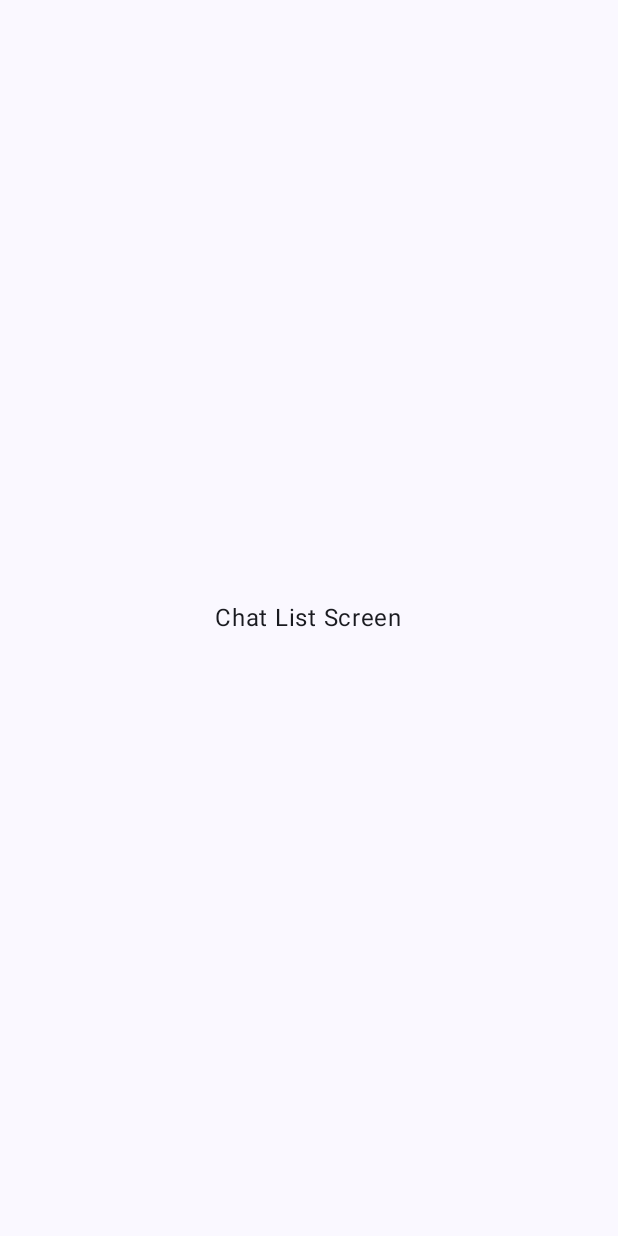
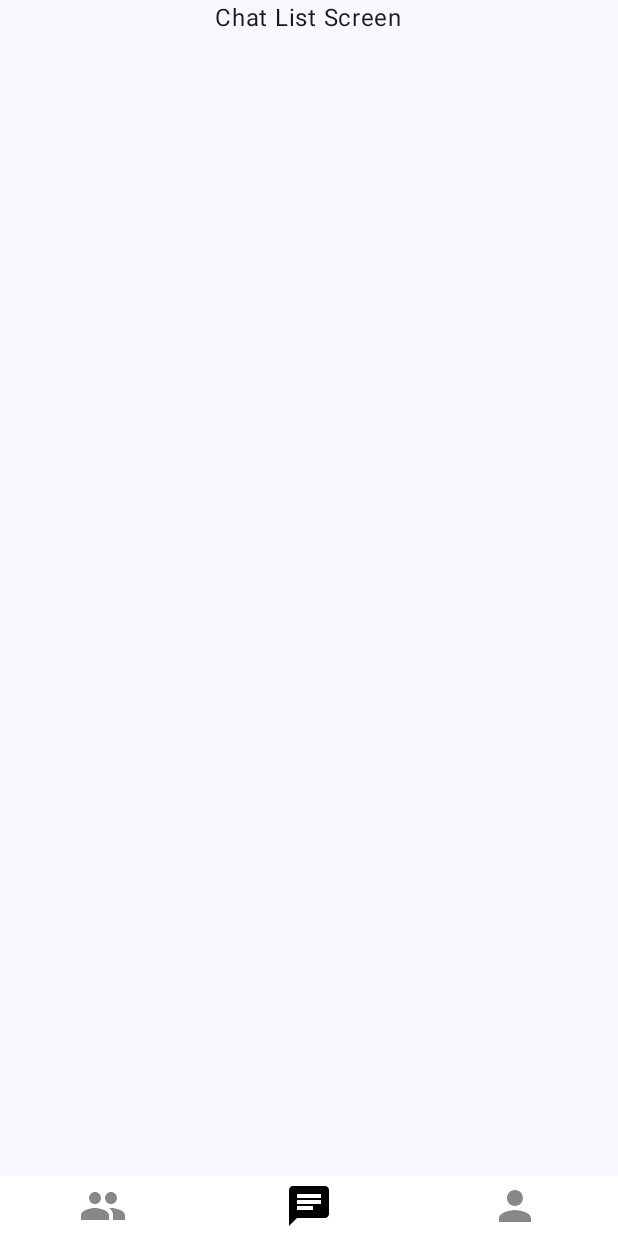
Before and after one commit to ahmetbeyazoglu/TinderClone, an Android app built with Jetpack Compose: the ChatListScreen screen opened through its navigation route, on a phone screen of 412 x 824 dp. Before the commit the screen is almost empty. Run offline under Robolectric (Android 15) with nearby library versions, the phone set to English and light mode, and no system bars; our stand-ins replace accompanist.

Commit message:
BottomNavigationMenu

```diff
--- a/app/src/main/java/com/herpestes/tinderclone/MainActivity.kt
+++ b/app/src/main/java/com/herpestes/tinderclone/MainActivity.kt
@@ -57,13 +57,13 @@ fun SwipeAppNavigation(){
             LoginScreen()
         }
         composable(DestinationScreen.Profile.route){
-            ProfileScreen()
+            ProfileScreen(navController)
         }
         composable(DestinationScreen.Swipe.route){
-            SwipeCards()
+            SwipeCards(navController)
         }
         composable(DestinationScreen.ChatList.route){
-            ChatListScreen()
+            ChatListScreen(navController)
         }
         composable(DestinationScreen.SingleChat.route){
             SingleChatScreen(chatId = "123")
--- /dev/null
+++ b/app/src/main/java/com/herpestes/tinderclone/Util.kt
@@ -0,0 +1,10 @@
+package com.herpestes.tinderclone
+
+import androidx.navigation.NavController
+
+fun navigateTo(navController: NavController, route: String){
+    navController.navigate(route){
+        popUpTo(route)
+        launchSingleTop = true
+    }
+}
--- /dev/null
+++ b/app/src/main/java/com/herpestes/tinderclone/ui/BottomNavigationMenu.kt
@@ -0,0 +1,50 @@
+package com.herpestes.tinderclone.ui
+
+import androidx.compose.foundation.Image
+import androidx.compose.foundation.background
+import androidx.compose.foundation.clickable
+import androidx.compose.foundation.layout.*
+import androidx.compose.runtime.Composable
+import androidx.compose.ui.Modifier
+import androidx.compose.ui.graphics.Color
+import androidx.compose.ui.graphics.ColorFilter
+import androidx.compose.ui.res.painterResource
+import androidx.compose.ui.unit.dp
+import androidx.navigation.NavController
+import com.example.tinderclone.R
+import com.herpestes.tinderclone.DestinationScreen
+import com.herpestes.tinderclone.navigateTo
+
+enum class BottomNavigationItem(val icon: Int, val navDestination: DestinationScreen) {
+    SWIPE(R.drawable.baseline_swipe, DestinationScreen.Swipe),
+    CHATLIST(R.drawable.baseline_chat, DestinationScreen.ChatList),
+    PROFILE(R.drawable.baseline_profile, DestinationScreen.Profile)
+}
+
+@Composable
+fun BottomNavigationMenu(selectedItem: BottomNavigationItem, navController: NavController) {
+    Row(
+        modifier = Modifier
+            .fillMaxWidth()
+            .wrapContentHeight()
+            .padding(top = 4.dp)
+            .background(Color.White)
+
+    ) {
+        for (item in BottomNavigationItem.values()) {
+            Image(
+                painter = painterResource(id = item.icon),
+                contentDescription = null,
+                modifier = Modifier
+                    .size(40.dp)
+                    .padding(4.dp)
+                    .weight(1f)
+                    .clickable {
+                               navigateTo(navController, item.navDestination.route)
+                    },
+                colorFilter = if (item == selectedItem) ColorFilter.tint(Color.Black)
+                else ColorFilter.tint(Color.Gray)
+            )
+        }
+    }
+}
--- a/app/src/main/java/com/herpestes/tinderclone/ui/ChatListScreen.kt
+++ b/app/src/main/java/com/herpestes/tinderclone/ui/ChatListScreen.kt
@@ -2,16 +2,25 @@ package com.herpestes.tinderclone.ui
 
 import androidx.compose.foundation.layout.Arrangement
 import androidx.compose.foundation.layout.Column
+import androidx.compose.foundation.layout.fillMaxSize
+import androidx.compose.foundation.layout.fillMaxWidth
 import androidx.compose.material3.Text
 import androidx.compose.runtime.Composable
 import androidx.compose.ui.Alignment
+import androidx.compose.ui.Modifier
+import androidx.navigation.NavController
 
 @Composable
-fun ChatListScreen(){
+fun ChatListScreen(navController: NavController){
     Column(
         horizontalAlignment = Alignment.CenterHorizontally,
-        verticalArrangement = Arrangement.Center
+        verticalArrangement = Arrangement.SpaceBetween,
+        modifier = Modifier.fillMaxSize()
     ) {
         Text(text = "Chat List Screen")
+        BottomNavigationMenu(
+            selectedItem = BottomNavigationItem.CHATLIST,
+            navController = navController
+        )
     }
 }
--- a/app/src/main/java/com/herpestes/tinderclone/ui/ProfileScreen.kt
+++ b/app/src/main/java/com/herpestes/tinderclone/ui/ProfileScreen.kt
@@ -2,16 +2,24 @@ package com.herpestes.tinderclone.ui
 
 import androidx.compose.foundation.layout.Arrangement
 import androidx.compose.foundation.layout.Column
+import androidx.compose.foundation.layout.fillMaxSize
 import androidx.compose.material3.Text
 import androidx.compose.runtime.Composable
 import androidx.compose.ui.Alignment
+import androidx.compose.ui.Modifier
+import androidx.navigation.NavController
 
 @Composable
-fun ProfileScreen(){
+fun ProfileScreen(navController: NavController) {
     Column(
         horizontalAlignment = Alignment.CenterHorizontally,
-        verticalArrangement = Arrangement.Center
+        verticalArrangement = Arrangement.SpaceBetween,
+        modifier = Modifier.fillMaxSize()
     ) {
         Text(text = "Profile Screen")
+        BottomNavigationMenu(
+            selectedItem = BottomNavigationItem.PROFILE,
+            navController = navController
+        )
     }
 }
--- a/app/src/main/java/com/herpestes/tinderclone/ui/SwipeScreen.kt
+++ b/app/src/main/java/com/herpestes/tinderclone/ui/SwipeScreen.kt
@@ -52,9 +52,10 @@ import kotlinx.coroutines.launch
 
 
 @Composable
-fun SwipeCards() {
+fun SwipeCards(navController:NavController) {
     TransparentSystemBars()
-    Box(
+
+    Column(
         modifier = Modifier
             .fillMaxSize()
             .background(
@@ -67,7 +68,7 @@ fun SwipeCards() {
             )
 //                        .systemBarsPadding()
     ) {
-        Box {
+        Box(modifier = Modifier.weight(1f)) {
             val states = profiles.reversed()
                 .map { it to rememberSwipeableCardState() }
             var hint by remember {
@@ -145,6 +146,10 @@ fun SwipeCards() {
                 )
             }
         }
+        BottomNavigationMenu(
+            selectedItem = BottomNavigationItem.PROFILE,
+            navController = navController
+        )
     }
 }
 
--- /dev/null
+++ b/app/src/main/res/drawable/baseline_chat.xml
@@ -0,0 +1,5 @@
+<vector android:autoMirrored="true" android:height="24dp"
+    android:tint="#000000" android:viewportHeight="24"
+    android:viewportWidth="24" android:width="24dp" xmlns:android="http://schemas.android.com/apk/res/android">
+    <path android:fillColor="@android:color/white" android:pathData="M20,2L4,2c-1.1,0 -1.99,0.9 -1.99,2L2,22l4,-4h14c1.1,0 2,-0.9 2,-2L22,4c0,-1.1 -0.9,-2 -2,-2zM6,9h12v2L6,11L6,9zM14,14L6,14v-2h8v2zM18,8L6,8L6,6h12v2z"/>
+</vector>
--- /dev/null
+++ b/app/src/main/res/drawable/baseline_profile.xml
@@ -0,0 +1,5 @@
+<vector android:height="24dp" android:tint="#000000"
+    android:viewportHeight="24" android:viewportWidth="24"
+    android:width="24dp" xmlns:android="http://schemas.android.com/apk/res/android">
+    <path android:fillColor="@android:color/white" android:pathData="M12,12c2.21,0 4,-1.79 4,-4s-1.79,-4 -4,-4 -4,1.79 -4,4 1.79,4 4,4zM12,14c-2.67,0 -8,1.34 -8,4v2h16v-2c0,-2.66 -5.33,-4 -8,-4z"/>
+</vector>
--- /dev/null
+++ b/app/src/main/res/drawable/baseline_swipe.xml
@@ -0,0 +1,5 @@
+<vector android:height="24dp" android:tint="#000000"
+    android:viewportHeight="24" android:viewportWidth="24"
+    android:width="24dp" xmlns:android="http://schemas.android.com/apk/res/android">
+    <path android:fillColor="@android:color/white" android:pathData="M16,11c1.66,0 2.99,-1.34 2.99,-3S17.66,5 16,5c-1.66,0 -3,1.34 -3,3s1.34,3 3,3zM8,11c1.66,0 2.99,-1.34 2.99,-3S9.66,5 8,5C6.34,5 5,6.34 5,8s1.34,3 3,3zM8,13c-2.33,0 -7,1.17 -7,3.5L1,19h14v-2.5c0,-2.33 -4.67,-3.5 -7,-3.5zM16,13c-0.29,0 -0.62,0.02 -0.97,0.05 1.16,0.84 1.97,1.97 1.97,3.45L17,19h6v-2.5c0,-2.33 -4.67,-3.5 -7,-3.5z"/>
+</vector>
```
